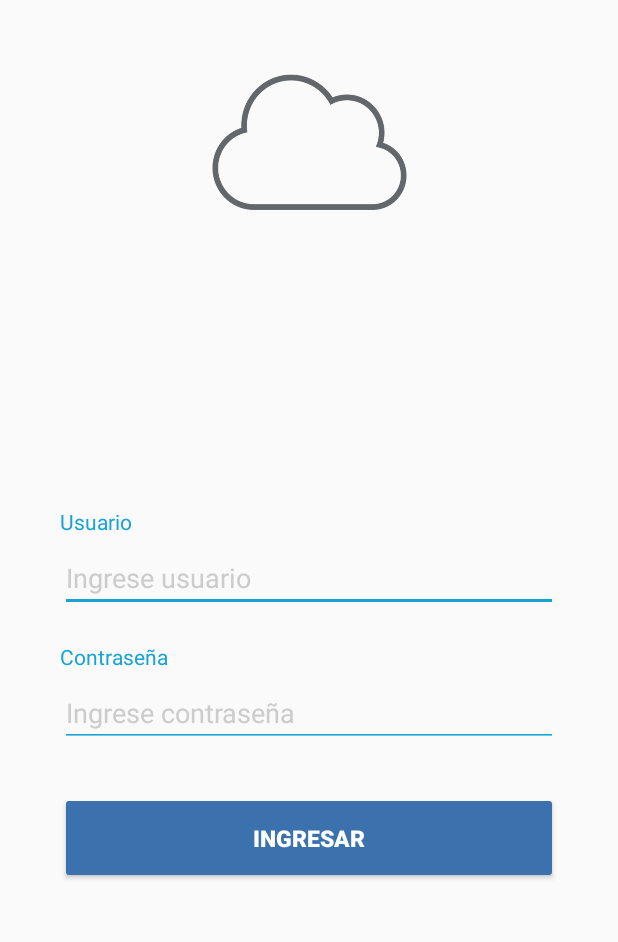
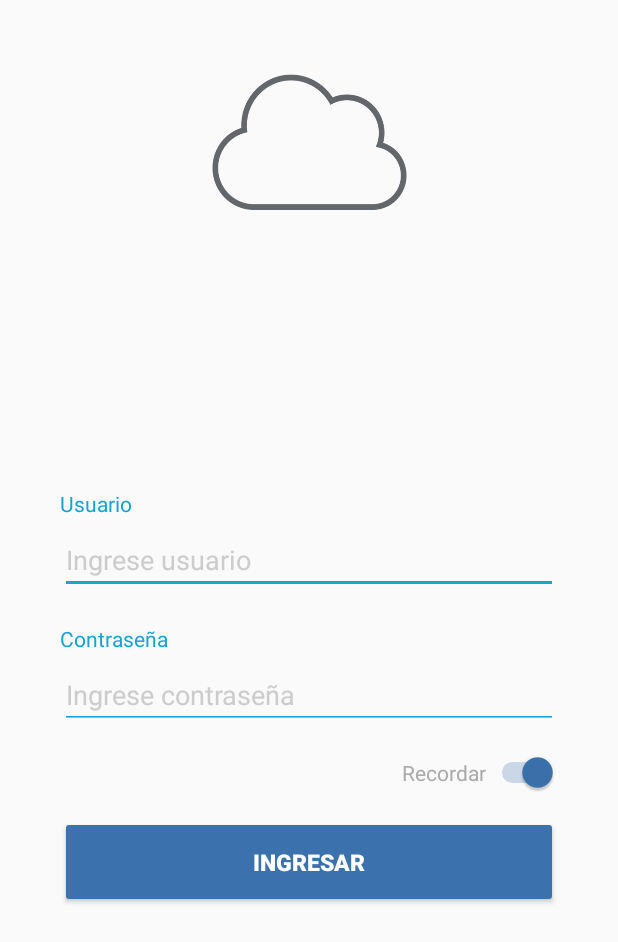
Before and after one commit to partnertechdespliegue/Front_Planilla_Mov, an Android app: the screen it shows after launch (LoginActivity), on a phone screen of 412 x 824 dp. Shown: the top 942 px of the screen. Run offline under Robolectric (Android 15) with nearby library versions, the phone set to English and light mode, and no system bars; libraries missing offline, so code that uses them is left out: com.sdsmdg.tastytoast.

Commit message:
Agregar Switch

```diff
--- a/app/src/main/java/com/app/partner/plan/Activities/LoginActivity.java
+++ b/app/src/main/java/com/app/partner/plan/Activities/LoginActivity.java
@@ -9,6 +9,7 @@ import android.view.Gravity;
 import android.view.View;
 import android.widget.Button;
 import android.widget.EditText;
+import android.widget.Switch;
 import android.widget.Toast;
 
 import com.app.partner.plan.Common.Comunes;
@@ -27,6 +28,7 @@ public class LoginActivity extends AppCompatActivity {
 
     Button btnIngresar;
     EditText edtUsuairo, edtPassword;
+    Switch switchRecordar;
 
     IUsuario iUsuario;
     UsuarioInterface uService;
@@ -50,6 +52,7 @@ public class LoginActivity extends AppCompatActivity {
         btnIngresar = findViewById(R.id.buttonIngresarLogin);
         edtUsuairo = findViewById(R.id.editTextUsuarioLogin);
         edtPassword = findViewById(R.id.editTextContrasenaLogin);
+        switchRecordar = findViewById(R.id.switchRecordarLogin);
     }
     private void eventosViews() {
         btnIngresar.setOnClickListener(new View.OnClickListener() {
--- a/app/src/main/res/layout/activity_login.xml
+++ b/app/src/main/res/layout/activity_login.xml
@@ -50,16 +50,16 @@
 
         <Button
             android:id="@+id/buttonIngresarLogin"
+            style="@style/ButtonStyle"
             android:layout_width="0dp"
             android:layout_height="wrap_content"
-            android:layout_marginTop="30dp"
+            android:layout_marginTop="15dp"
             android:layout_marginBottom="10dp"
             android:text="@string/button_ingresar_login"
-            style="@style/ButtonStyle"
             app:layout_constraintBottom_toBottomOf="parent"
             app:layout_constraintEnd_toEndOf="parent"
             app:layout_constraintStart_toStartOf="parent"
-            app:layout_constraintTop_toBottomOf="@+id/editTextContrasenaLogin" />
+            app:layout_constraintTop_toBottomOf="@+id/switchRecordarLogin" />
 
         <EditText
             android:id="@+id/editTextUsuarioLogin"
@@ -86,6 +86,18 @@
             app:layout_constraintEnd_toEndOf="parent"
             app:layout_constraintStart_toStartOf="parent"
             app:layout_constraintTop_toBottomOf="@+id/textViewContrasenaLogin" />
+
+        <Switch
+            android:id="@+id/switchRecordarLogin"
+            android:layout_width="wrap_content"
+            android:layout_height="wrap_content"
+            android:layout_marginTop="15dp"
+            android:checked="true"
+            android:text="@string/switch_recordar_login"
+            android:textColor="#AAAAAA"
+            android:theme="@style/SwitchStyle"
+            app:layout_constraintEnd_toEndOf="parent"
+            app:layout_constraintTop_toBottomOf="@+id/editTextContrasenaLogin" />
     </androidx.constraintlayout.widget.ConstraintLayout>
 
 </androidx.constraintlayout.widget.ConstraintLayout>
--- a/app/src/main/res/values/strings.xml
+++ b/app/src/main/res/values/strings.xml
@@ -7,6 +7,7 @@
     <string name="text_contrasena_login">Contraseña</string>
     <string name="hint_usuario_login">Ingrese usuario</string>
     <string name="hint_contrasena_login">Ingrese contraseña</string>
+    <string name="switch_recordar_login">Recordar</string>
     <string name="button_ingresar_login">Ingresar</string>
     <string name="TextView_CerrarSesion_User">Cerrar sesión</string>
     <string name="menu_option_inicio">Inicio</string>
```
